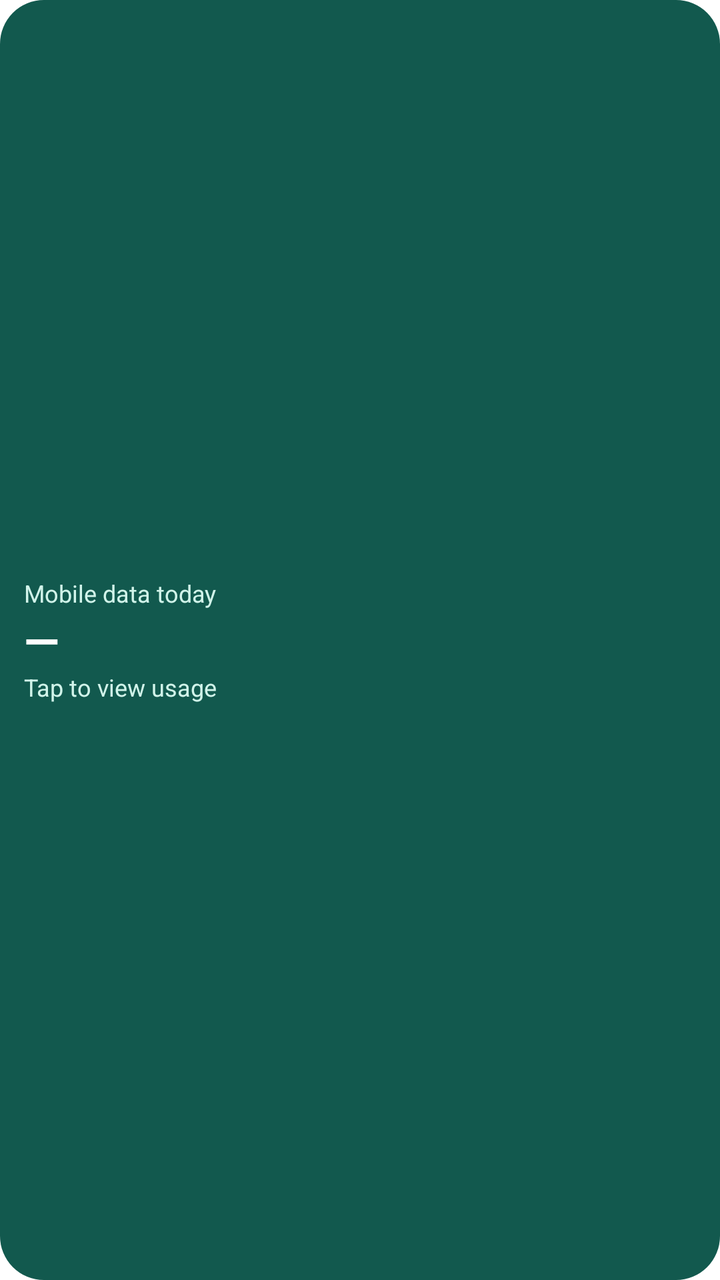
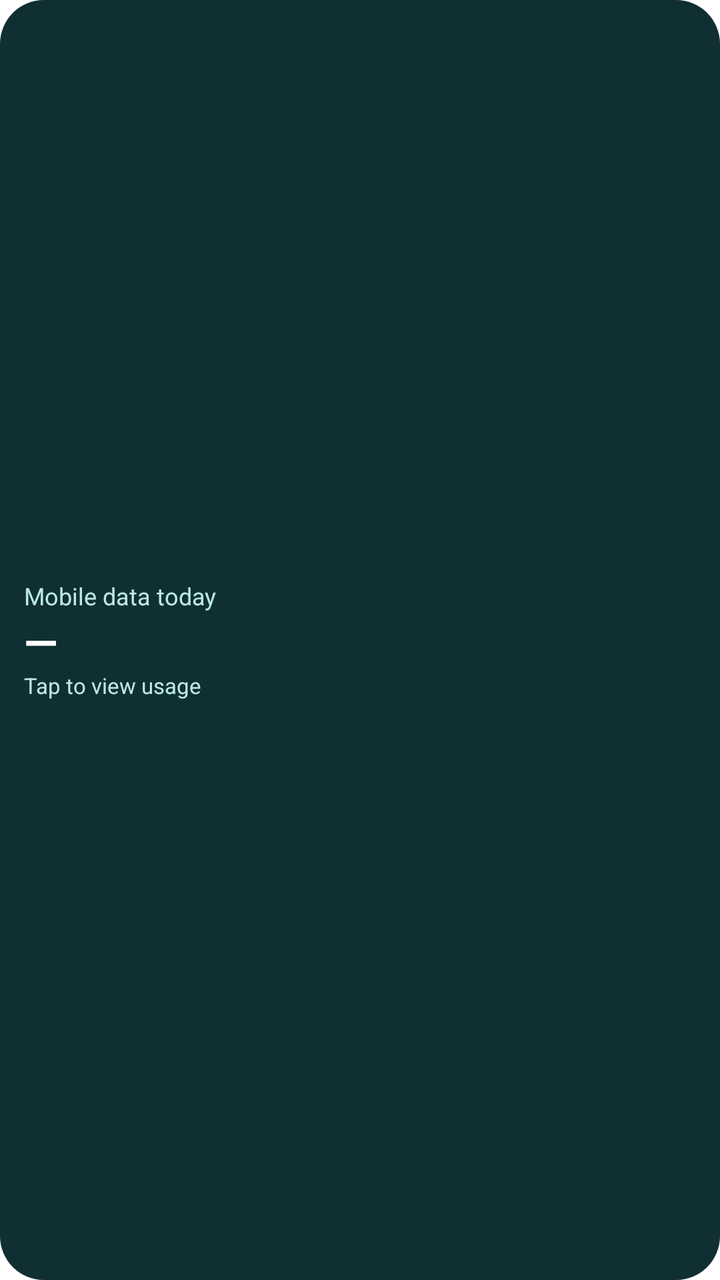

Compare the two renders of this Android layout. The source of the first and the diff that turns it into the second are given below.
<!-- AndroidManifest.xml: fallback theme Theme.MaterialComponents.DayNight.NoActionBar -->
<!-- res/layout/usage_widget.xml -->
<?xml version="1.0" encoding="utf-8"?>
<LinearLayout xmlns:android="http://schemas.android.com/apk/res/android"
    android:id="@+id/widget_container" android:layout_width="match_parent"
    android:layout_height="match_parent" android:orientation="vertical"
    android:gravity="center_vertical" android:padding="12dp"
    android:background="@drawable/widget_background">
    <TextView android:id="@+id/widget_title" android:layout_width="match_parent"
        android:layout_height="wrap_content" android:text="Mobile data today"
        android:textColor="#D1F4EA" android:textSize="12sp" />
    <TextView android:id="@+id/widget_today" android:layout_width="match_parent"
        android:layout_height="wrap_content" android:text="—" android:textStyle="bold"
        android:textColor="#FFFFFF" android:textSize="23sp" android:maxLines="1" />
    <TextView android:id="@+id/widget_plan" android:layout_width="match_parent"
        android:layout_height="wrap_content" android:text="Tap to view usage"
        android:textColor="#D1F4EA" android:textSize="12sp" android:maxLines="2" />
</LinearLayout>
<!-- resources referenced by this layout -->
<resources>
  <!-- drawable widget_background (drawable) -->
  <shape xmlns:android="http://schemas.android.com/apk/res/android">
      <solid android:color="#12594E" />
      <corners android:radius="22dp" />
  </shape>
</resources>

<!-- the commit's change to res/layout/usage_widget.xml (unified diff, before → after) -->
@@ -1,16 +1,23 @@
 <?xml version="1.0" encoding="utf-8"?>
 <LinearLayout xmlns:android="http://schemas.android.com/apk/res/android"
-    android:id="@+id/widget_container" android:layout_width="match_parent"
-    android:layout_height="match_parent" android:orientation="vertical"
-    android:gravity="center_vertical" android:padding="12dp"
+    android:id="@+id/widget_container"
+    android:layout_width="match_parent"
+    android:layout_height="match_parent"
+    android:orientation="vertical"
+    android:gravity="center_vertical"
+    android:padding="12dp"
     android:background="@drawable/widget_background">
-    <TextView android:id="@+id/widget_title" android:layout_width="match_parent"
-        android:layout_height="wrap_content" android:text="Mobile data today"
-        android:textColor="#D1F4EA" android:textSize="12sp" />
-    <TextView android:id="@+id/widget_today" android:layout_width="match_parent"
-        android:layout_height="wrap_content" android:text="—" android:textStyle="bold"
-        android:textColor="#FFFFFF" android:textSize="23sp" android:maxLines="1" />
-    <TextView android:id="@+id/widget_plan" android:layout_width="match_parent"
-        android:layout_height="wrap_content" android:text="Tap to view usage"
-        android:textColor="#D1F4EA" android:textSize="12sp" android:maxLines="2" />
+
+    <TextView android:id="@+id/widget_title"
+        android:layout_width="match_parent" android:layout_height="wrap_content"
+        android:text="@string/widget_mobile_title" android:textColor="#BCE9E1"
+        android:textSize="12sp" android:maxLines="1" android:ellipsize="end" />
+    <TextView android:id="@+id/widget_today"
+        android:layout_width="match_parent" android:layout_height="wrap_content"
+        android:text="—" android:textColor="#FFFFFF" android:textStyle="bold"
+        android:textSize="22sp" android:maxLines="1" android:ellipsize="end" />
+    <TextView android:id="@+id/widget_plan"
+        android:layout_width="match_parent" android:layout_height="wrap_content"
+        android:text="@string/widget_mobile_hint" android:textColor="#BCE9E1"
+        android:textSize="11sp" android:maxLines="2" android:ellipsize="end" />
 </LinearLayout>
<!-- resource entries referenced after the edit -->
@@ -2,8 +2,10 @@
 <resources>
   <!-- drawable widget_background (drawable) -->
   <shape xmlns:android="http://schemas.android.com/apk/res/android">
-      <solid android:color="#12594E" />
+      <solid android:color="#102F33" />
       <corners android:radius="22dp" />
   </shape>
+  <string name="widget_mobile_hint">Tap to view usage</string>
+  <string name="widget_mobile_title">Mobile data today</string>
 </resources>
 
